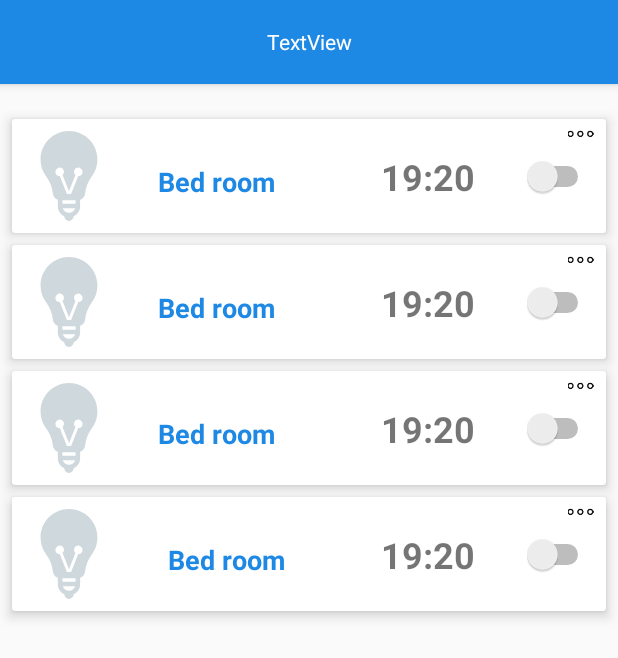
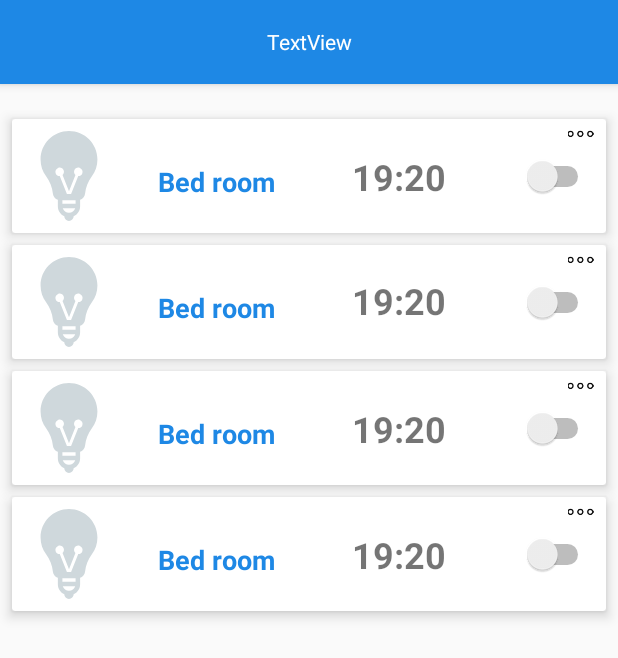
Before and after one commit to xang555/HomethingApp, an Android app: the layout activity_smart_switch_scheduler.xml on its own in the app's theme, with its tools: preview values and no code run, on a phone screen of 412 x 824 dp. Shown: the top 658 px of the screen. Run offline under Robolectric (Android 15) with nearby library versions, the phone set to English and light mode, and no system bars.

Commit message:
fix layout support android kitkat

```diff
--- /dev/null
+++ b/app/src/main/res/drawable/ic_gass_sensor.xml
@@ -0,0 +1,5 @@
+<vector android:height="24dp" android:viewportHeight="272.0"
+    android:viewportWidth="278.0" android:width="24dp" xmlns:android="http://schemas.android.com/apk/res/android">
+    <path android:fillColor="#000000"
+        android:pathData="M114,99.5c0,9.2 -0.2,10.6 -1.7,11.1 -4.3,1.4 -6.8,3.1 -8.5,5.9 -1.7,2.7 -1.8,5.1 -1.6,27.3l0.3,24.4 3.8,3.4c2,1.9 5.1,3.7 6.7,4.1 2.5,0.4 3,1 3,3.4 0,2.2 0.5,2.9 2,2.9 1.1,0 2,-0.5 2,-1 0,-1.5 33.3,-1.3 34.7,0.1 1.8,1.8 4.3,0.3 4.3,-2.5 0,-1.9 0.7,-2.6 3.1,-3.1 1.6,-0.4 4.6,-2.2 6.5,-4.1l3.4,-3.5 0,-25.2 0,-25.3 -2.7,-2.6c-1.6,-1.5 -4,-3.1 -5.5,-3.7l-2.8,-1.1 0,-10.5 0,-10.5 -10,0 -10,0 0,3c0,1.8 -0.7,3.3 -1.8,3.9 -2.7,1.4 -5.2,-0.5 -5.2,-3.9l0,-3 -10,0 -10,0 0,10.5zM130.9,102.1c4.7,1.1 11.1,0.6 17,-1.3 4.1,-1.3 5.6,0 6.5,5.4l0.7,3.8 -8,0c-8.2,0 -9.8,-0.7 -9.3,-4.3 0.3,-1.3 -0.4,-1.7 -2.3,-1.7 -2,0 -2.6,0.4 -2.1,1.5 1.3,3.4 -0.4,4.5 -7,4.5 -6.3,0 -6.4,0 -6.4,-2.8 0,-3.6 2.7,-7.5 4.8,-6.7 0.8,0.3 3.6,1 6.1,1.6z" android:strokeColor="#00000000"/>
+</vector>
--- a/app/src/main/res/layout/activity_smart_switch_scheduler.xml
+++ b/app/src/main/res/layout/activity_smart_switch_scheduler.xml
@@ -72,11 +72,8 @@
                 app:layout_constraintBottom_toBottomOf="parent"
                 app:layout_constraintTop_toTopOf="parent"
                 app:layout_constraintVertical_bias="0.0"
-                app:layout_constraintRight_toLeftOf="@+id/time_label_one"
-                android:layout_marginRight="38dp"
                 app:layout_constraintLeft_toRightOf="@+id/lamp_switch_one"
-                android:layout_marginLeft="8dp"
-                app:layout_constraintHorizontal_bias="0.0" />
+                android:layout_marginLeft="8dp" />
 
             <TextView
                 android:id="@+id/time_label_one"
@@ -89,9 +86,10 @@
                 android:textStyle="bold"
                 app:layout_constraintBottom_toBottomOf="parent"
                 app:layout_constraintTop_toTopOf="parent"
-                app:layout_constraintVertical_bias="0.514"
+                app:layout_constraintLeft_toRightOf="@+id/switch_one_name"
+                android:layout_marginLeft="8dp"
                 app:layout_constraintRight_toLeftOf="@+id/switch_one"
-                android:layout_marginRight="31dp" />
+                android:layout_marginRight="8dp" />
 
             <Switch
                 android:id="@+id/switch_one"
@@ -171,11 +169,8 @@
                 app:layout_constraintBottom_toBottomOf="parent"
                 app:layout_constraintTop_toTopOf="parent"
                 app:layout_constraintVertical_bias="0.0"
-                app:layout_constraintRight_toLeftOf="@+id/time_label_two"
-                android:layout_marginRight="40dp"
                 app:layout_constraintLeft_toRightOf="@+id/lamp_switch_two"
-                android:layout_marginLeft="8dp"
-                app:layout_constraintHorizontal_bias="0.0" />
+                android:layout_marginLeft="8dp" />
 
             <TextView
                 android:id="@+id/time_label_two"
@@ -188,9 +183,11 @@
                 android:textStyle="bold"
                 app:layout_constraintBottom_toBottomOf="parent"
                 app:layout_constraintTop_toTopOf="parent"
-                app:layout_constraintVertical_bias="0.514"
+                app:layout_constraintVertical_bias="0.468"
+                app:layout_constraintLeft_toRightOf="@+id/switch_two_name"
+                android:layout_marginLeft="8dp"
                 app:layout_constraintRight_toLeftOf="@+id/switch_two"
-                android:layout_marginRight="31dp" />
+                android:layout_marginRight="8dp" />
 
             <Switch
                 android:id="@+id/switch_two"
@@ -271,10 +268,7 @@
                 app:layout_constraintTop_toTopOf="parent"
                 app:layout_constraintVertical_bias="0.0"
                 app:layout_constraintLeft_toRightOf="@+id/lamp_switch_three"
-                android:layout_marginLeft="8dp"
-                app:layout_constraintRight_toLeftOf="@+id/time_label_three"
-                android:layout_marginRight="8dp"
-                app:layout_constraintHorizontal_bias="0.0" />
+                android:layout_marginLeft="8dp" />
 
             <TextView
                 android:id="@+id/time_label_three"
@@ -288,8 +282,10 @@
                 app:layout_constraintBottom_toBottomOf="parent"
                 app:layout_constraintTop_toTopOf="parent"
                 app:layout_constraintVertical_bias="0.514"
+                app:layout_constraintLeft_toRightOf="@+id/switch_three_name"
+                android:layout_marginLeft="8dp"
                 app:layout_constraintRight_toLeftOf="@+id/switch_three"
-                android:layout_marginRight="31dp" />
+                android:layout_marginRight="8dp" />
 
             <Switch
                 android:id="@+id/switch_three"
@@ -370,10 +366,7 @@
                 app:layout_constraintTop_toTopOf="parent"
                 app:layout_constraintVertical_bias="0.0"
                 app:layout_constraintLeft_toRightOf="@+id/lamp_switch_four"
-                android:layout_marginLeft="8dp"
-                app:layout_constraintRight_toLeftOf="@+id/time_label_four"
-                android:layout_marginRight="8dp"
-                app:layout_constraintHorizontal_bias="0.105" />
+                android:layout_marginLeft="8dp" />
 
             <TextView
                 android:id="@+id/time_label_four"
@@ -386,9 +379,10 @@
                 android:textStyle="bold"
                 app:layout_constraintBottom_toBottomOf="parent"
                 app:layout_constraintTop_toTopOf="parent"
-                app:layout_constraintVertical_bias="0.514"
+                app:layout_constraintLeft_toRightOf="@+id/switch_four_name"
+                android:layout_marginLeft="8dp"
                 app:layout_constraintRight_toLeftOf="@+id/switch_four"
-                android:layout_marginRight="31dp" />
+                android:layout_marginRight="8dp" />
 
             <Switch
                 android:id="@+id/switch_four"
--- a/build.gradle
+++ b/build.gradle
@@ -5,7 +5,7 @@ buildscript {
         jcenter()
     }
     dependencies {
-        classpath 'com.android.tools.build:gradle:2.3.2'
+        classpath 'com.android.tools.build:gradle:2.3.3'
 
         // NOTE: Do not place your application dependencies here; they belong
         // in the individual module build.gradle files
```
Also changed, not shown: app/src/main/java/com/xang/laothing/Adapter/SmartDeviceAdapter.java (+4 -4 lines), app/src/main/res/drawable/ic_alarm.xml (added, +7 -0 lines), app/src/main/res/drawable/ic_switch.xml (added, +9 -0 lines), app/src/main/res/drawable/ic_temp_and_humi.xml (added, +7 -0 lines), app/src/main/res/layout/activity_smart_switch_controller.xml (+25 -1 lines).
